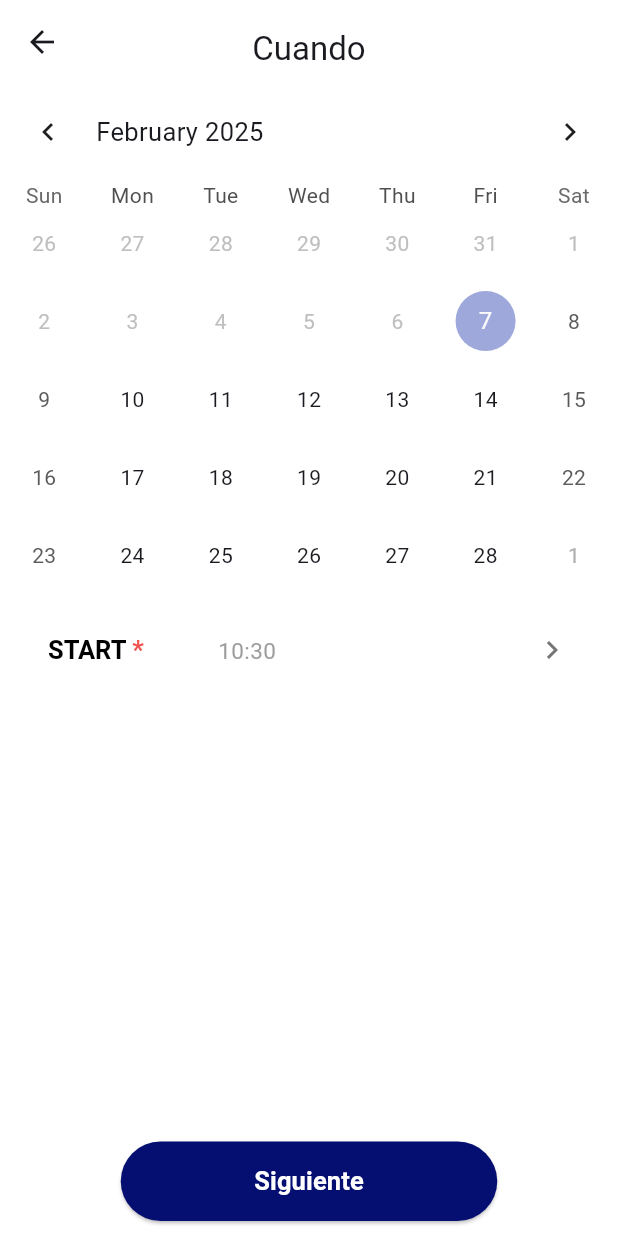
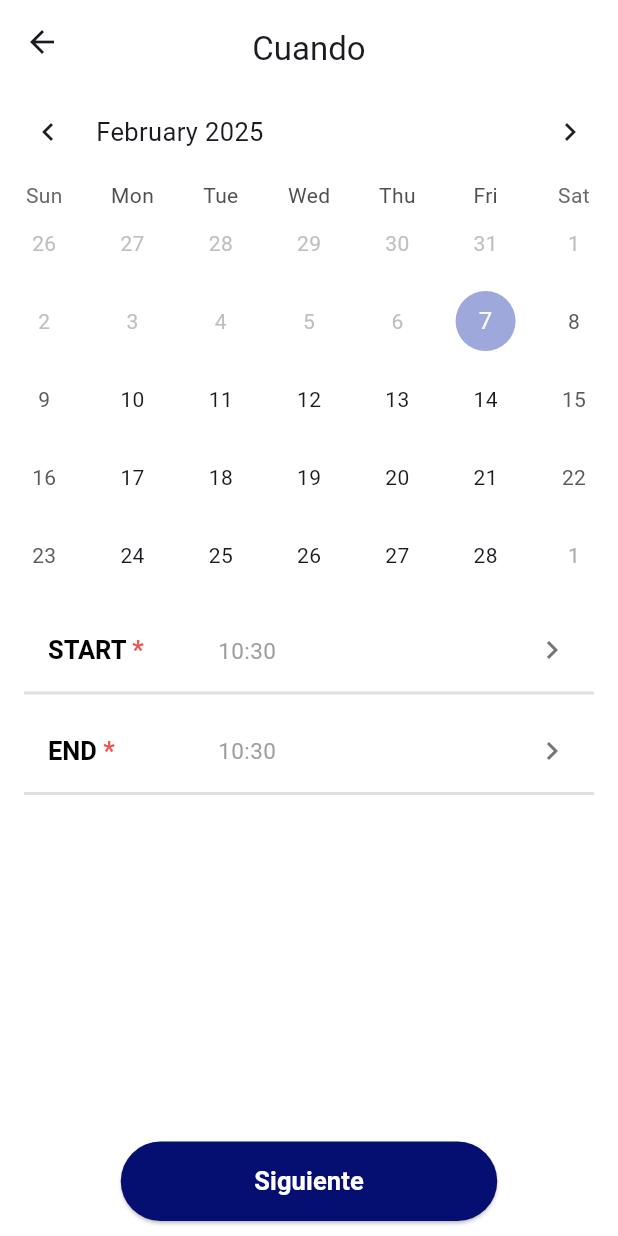
Before and after one commit to valeraruggierotesisucv/flutter-app, a Flutter app: the AddDateView screen opened directly with empty values, on a phone screen of 412 x 824 dp. Run offline on Flutter 3.47's test engine with Material 3 defaults, Android fonts, the phone set to English and light mode, and no system bars; drawn by our look-alikes of table_calendar; our stand-ins replace audioplayers, flutter_dotenv, image_picker, supabase_flutter; accounts and stored records are empty; generated files the repository leaves out were written again; network calls fail.

Commit message:
add date

```diff
--- a/lib/views/add_date_view.dart
+++ b/lib/views/add_date_view.dart
@@ -8,8 +8,15 @@ import 'package:eventify/widgets/calendar.dart';
 class AddDateView extends StatefulWidget {
   final Function(StepsEnum) onStepChanged;
   final Function(DateTime?) onDateChanged;
+  final Function(DateTime?) onStartsAtChanged;
+  final Function(DateTime?) onEndsAtChanged;
 
-  const AddDateView({super.key, required this.onStepChanged, required this.onDateChanged});
+  const AddDateView(
+      {super.key,
+      required this.onStepChanged,
+      required this.onDateChanged,
+      required this.onStartsAtChanged,
+      required this.onEndsAtChanged});
 
   @override
   State createState() => _AddDateViewState();
@@ -24,7 +31,11 @@ class _AddDateViewState extends State<AddDateView> {
   @override
   Widget build(BuildContext context) {
     return Scaffold(
-      appBar: AppHeader(title: "Cuando", goBack: () {widget.onStepChanged(StepsEnum.defaultStep);}),
+      appBar: AppHeader(
+          title: "Cuando",
+          goBack: () {
+            widget.onStepChanged(StepsEnum.defaultStep);
+          }),
       backgroundColor: Colors.white,
       body: Column(
         children: [
@@ -38,24 +49,23 @@ class _AddDateViewState extends State<AddDateView> {
                 setState(() {
                   selectedDate = date;
                   widget.onDateChanged(selectedDate);
-                  debugPrint(selectedDate.toString());
                 });
               },
               onStartTimeChange: (time) {
                 setState(() {
                   startTime = TimeOfDay.fromDateTime(time!);
+                  widget.onStartsAtChanged(time);
                 });
               },
               onEndTimeChange: (time) {
                 setState(() {
                   endTime = TimeOfDay.fromDateTime(time!);
+                  widget.onEndsAtChanged(time);
                 });
               },
             ),
           ),
-          Expanded(
-            child: Align(
-              alignment: Alignment.bottomCenter,
+          Align(
             child: Padding(
               padding: const EdgeInsets.only(bottom: 10),
               child: CustomButton(
@@ -67,8 +77,7 @@ class _AddDateViewState extends State<AddDateView> {
                 },
               ),
             ),
-            ),
-          ),
+          )
         ],
       ),
     );
--- a/lib/widgets/custom_chip.dart
+++ b/lib/widgets/custom_chip.dart
@@ -32,7 +32,7 @@ class CustomChip extends StatelessWidget {
   Widget build(BuildContext context) {
     return Container(
       constraints: const BoxConstraints(
-        minWidth: 70,
+        minWidth: 60,
       ),
       height: 37,
       padding: const EdgeInsets.all(5),
--- a/lib/widgets/display_input.dart
+++ b/lib/widgets/display_input.dart
@@ -19,7 +19,7 @@ class DisplayInput extends StatelessWidget {
         border: Border(
           bottom: BorderSide(
             width: 2,
-            color: Color(0xFFE9E8E8), // Ajusta este color según tu theme
+            color: Color(0xFFD9D9D9), // Use 8-digit hexadecimal format
           ),
         ),
       ),
```
Also changed, not shown: lib/views/add_view.dart (+24 -6 lines). Lines whose indentation alone changed are shown as unchanged.
